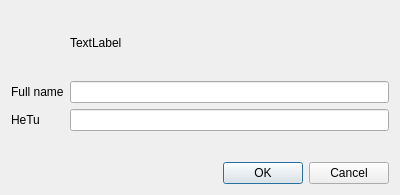
This is gaitutils/nexus_scripts/hetu_dialog.ui in NCH-Motion-Laboratory/gaitutils as Qt 5 draws it before an edit. The edited form follows.
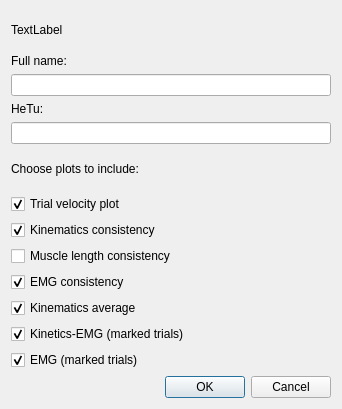
This is the edited form.

Commit message: wip: add report page choices

```diff
--- a/gaitutils/nexus_scripts/hetu_dialog.ui
+++ b/gaitutils/nexus_scripts/hetu_dialog.ui
@@ -6,8 +6,8 @@
    <rect>
     <x>0</x>
     <y>0</y>
-    <width>400</width>
-    <height>195</height>
+    <width>342</width>
+    <height>409</height>
    </rect>
   </property>
   <property name="windowTitle">
@@ -15,41 +15,8 @@
   </property>
   <layout class="QVBoxLayout" name="verticalLayout">
    <item>
-    <layout class="QFormLayout" name="formLayout">
-     <item row="3" column="0">
-      <widget class="QLabel" name="label">
-       <property name="text">
-        <string>Full name</string>
-       </property>
-      </widget>
-     </item>
-     <item row="3" column="1">
-      <widget class="QLineEdit" name="lnFullName"/>
-     </item>
-     <item row="4" column="0">
-      <widget class="QLabel" name="label_2">
-       <property name="text">
-        <string>HeTu</string>
-       </property>
-      </widget>
-     </item>
-     <item row="4" column="1">
-      <widget class="QLineEdit" name="lnHetu"/>
-     </item>
-     <item row="5" column="1">
-      <spacer name="verticalSpacer_3">
-       <property name="orientation">
-        <enum>Qt::Vertical</enum>
-       </property>
-       <property name="sizeHint" stdset="0">
-        <size>
-         <width>20</width>
-         <height>40</height>
-        </size>
-       </property>
-      </spacer>
-     </item>
-     <item row="0" column="1">
+    <layout class="QVBoxLayout" name="verticalLayout_2">
+     <item>
       <spacer name="verticalSpacer">
        <property name="orientation">
         <enum>Qt::Vertical</enum>
@@ -62,7 +29,7 @@
        </property>
       </spacer>
      </item>
-     <item row="1" column="1">
+     <item>
       <widget class="QLabel" name="prompt">
        <property name="text">
         <string>TextLabel</string>
@@ -72,7 +39,7 @@
        </property>
       </widget>
      </item>
-     <item row="2" column="1">
+     <item>
       <spacer name="verticalSpacer_2">
        <property name="orientation">
         <enum>Qt::Vertical</enum>
@@ -85,6 +52,192 @@
        </property>
       </spacer>
      </item>
+     <item>
+      <widget class="QLabel" name="label">
+       <property name="text">
+        <string>Full name:</string>
+       </property>
+      </widget>
+     </item>
+     <item>
+      <widget class="QLineEdit" name="lnFullName"/>
+     </item>
+     <item>
+      <widget class="QLabel" name="label_2">
+       <property name="text">
+        <string>HeTu:</string>
+       </property>
+      </widget>
+     </item>
+     <item>
+      <widget class="QLineEdit" name="lnHetu"/>
+     </item>
+     <item>
+      <spacer name="verticalSpacer_3">
+       <property name="orientation">
+        <enum>Qt::Vertical</enum>
+       </property>
+       <property name="sizeHint" stdset="0">
+        <size>
+         <width>20</width>
+         <height>40</height>
+        </size>
+       </property>
+      </spacer>
+     </item>
+     <item>
+      <widget class="QLabel" name="label_3">
+       <property name="text">
+        <string>Choose plots to include:</string>
+       </property>
+      </widget>
+     </item>
+     <item>
+      <spacer name="verticalSpacer_4">
+       <property name="orientation">
+        <enum>Qt::Vertical</enum>
+       </property>
+       <property name="sizeHint" stdset="0">
+        <size>
+         <width>20</width>
+         <height>40</height>
+        </size>
+       </property>
+      </spacer>
+     </item>
+     <item>
+      <widget class="QCheckBox" name="cbTrialVelocity">
+       <property name="sizePolicy">
+        <sizepolicy hsizetype="Minimum" vsizetype="Fixed">
+         <horstretch>0</horstretch>
+         <verstretch>0</verstretch>
+        </sizepolicy>
+       </property>
+       <property name="layoutDirection">
+        <enum>Qt::LeftToRight</enum>
+       </property>
+       <property name="text">
+        <string>Trial velocity plot</string>
+       </property>
+       <property name="checked">
+        <bool>true</bool>
+       </property>
+      </widget>
+     </item>
+     <item>
+      <widget class="QCheckBox" name="cbKinCons">
+       <property name="sizePolicy">
+        <sizepolicy hsizetype="Minimum" vsizetype="Fixed">
+         <horstretch>0</horstretch>
+         <verstretch>0</verstretch>
+        </sizepolicy>
+       </property>
+       <property name="layoutDirection">
+        <enum>Qt::LeftToRight</enum>
+       </property>
+       <property name="text">
+        <string>Kinematics consistency</string>
+       </property>
+       <property name="checked">
+        <bool>true</bool>
+       </property>
+      </widget>
+     </item>
+     <item>
+      <widget class="QCheckBox" name="cbMuscleLenCons">
+       <property name="sizePolicy">
+        <sizepolicy hsizetype="Minimum" vsizetype="Fixed">
+         <horstretch>0</horstretch>
+         <verstretch>0</verstretch>
+        </sizepolicy>
+       </property>
+       <property name="layoutDirection">
+        <enum>Qt::LeftToRight</enum>
+       </property>
+       <property name="text">
+        <string>Muscle length consistency</string>
+       </property>
+       <property name="checked">
+        <bool>false</bool>
+       </property>
+      </widget>
+     </item>
+     <item>
+      <widget class="QCheckBox" name="cbEMGCons">
+       <property name="sizePolicy">
+        <sizepolicy hsizetype="Minimum" vsizetype="Fixed">
+         <horstretch>0</horstretch>
+         <verstretch>0</verstretch>
+        </sizepolicy>
+       </property>
+       <property name="layoutDirection">
+        <enum>Qt::LeftToRight</enum>
+       </property>
+       <property name="text">
+        <string>EMG consistency</string>
+       </property>
+       <property name="checked">
+        <bool>true</bool>
+       </property>
+      </widget>
+     </item>
+     <item>
+      <widget class="QCheckBox" name="cbKinAverage">
+       <property name="sizePolicy">
+        <sizepolicy hsizetype="Minimum" vsizetype="Fixed">
+         <horstretch>0</horstretch>
+         <verstretch>0</verstretch>
+        </sizepolicy>
+       </property>
+       <property name="layoutDirection">
+        <enum>Qt::LeftToRight</enum>
+       </property>
+       <property name="text">
+        <string>Kinematics average</string>
+       </property>
+       <property name="checked">
+        <bool>true</bool>
+       </property>
+      </widget>
+     </item>
+     <item>
+      <widget class="QCheckBox" name="cbKinEMGMarked">
+       <property name="sizePolicy">
+        <sizepolicy hsizetype="Minimum" vsizetype="Fixed">
+         <horstretch>0</horstretch>
+         <verstretch>0</verstretch>
+        </sizepolicy>
+       </property>
+       <property name="layoutDirection">
+        <enum>Qt::LeftToRight</enum>
+       </property>
+       <property name="text">
+        <string>Kinetics-EMG (marked trials)</string>
+       </property>
+       <property name="checked">
+        <bool>true</bool>
+       </property>
+      </widget>
+     </item>
+     <item>
+      <widget class="QCheckBox" name="cbEMGMarked">
+       <property name="sizePolicy">
+        <sizepolicy hsizetype="Minimum" vsizetype="Fixed">
+         <horstretch>0</horstretch>
+         <verstretch>0</verstretch>
+        </sizepolicy>
+       </property>
+       <property name="layoutDirection">
+        <enum>Qt::LeftToRight</enum>
+       </property>
+       <property name="text">
+        <string>EMG (marked trials)</string>
+       </property>
+       <property name="checked">
+        <bool>true</bool>
+       </property>
+      </widget>
+     </item>
     </layout>
    </item>
    <item>
```
